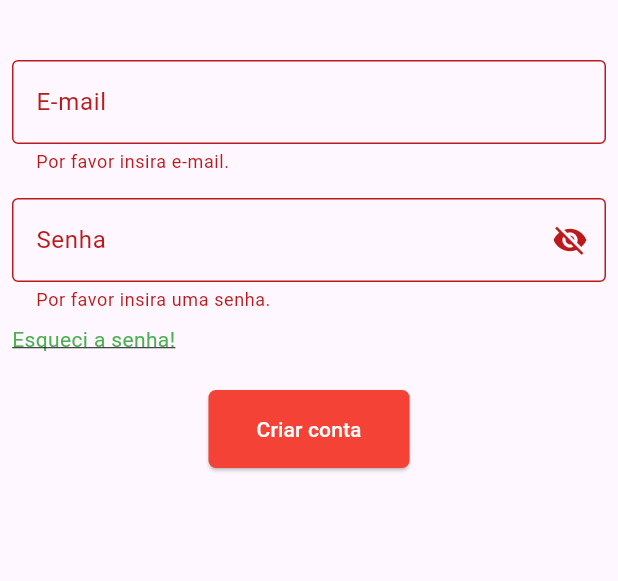
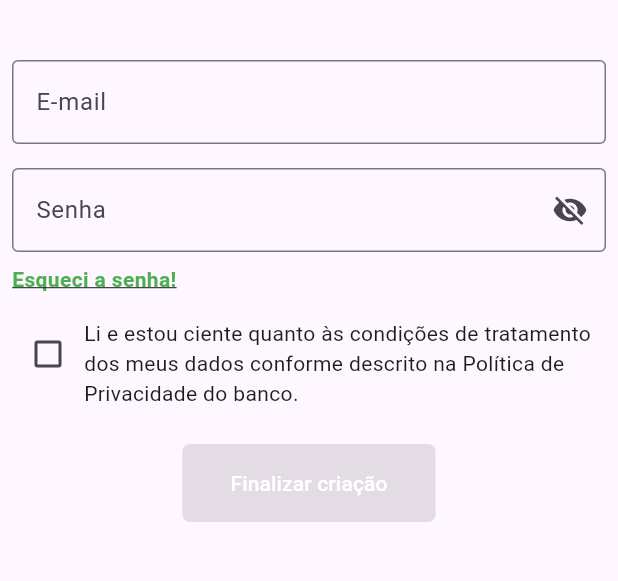
Before and after one commit to LucasTrevelin/login_page, a Flutter app: the screen it shows after launch, after a tap on "Criar conta", on a phone screen of 412 x 824 dp, the part 501-1082 px from its top. Run offline on Flutter 3.47's test engine with Material 3 defaults, Android fonts, the phone set to English and light mode, and no system bars.

Commit message:
implements login with signup action and acceptance of terms

```diff
--- a/lib/main.dart
+++ b/lib/main.dart
@@ -38,6 +38,22 @@ class _LoginPageState extends State<LoginPage> {
     _usernameController.dispose();
     _passwordController.dispose();
     super.dispose();
+  }
+
+  bool _showTermsCheckbox = false;
+  bool _acceptedTerms = false;
+
+  void _onCreateAccountPressed() {
+    print('Finalizando criação de conta');
+    setState(() {
+      _showTermsCheckbox = true;
+    });
+    if (_showTermsCheckbox) {
+      print('Finalizando criação de conta');
+      setState(() {
+        _showTermsCheckbox = false;
+      });
+    }
   }
 
   @override
@@ -125,12 +141,35 @@ class _LoginPageState extends State<LoginPage> {
                         style: TextStyle(
                           decoration: TextDecoration.underline,
                           color: Colors.green,
+                          fontWeight: FontWeight.bold,
                         ),
                       ),
                     ),
                   ],
                 ),
-
+                if (_showTermsCheckbox) ...[
+                  const SizedBox(height: 16),
+                  Row(
+                    crossAxisAlignment: CrossAxisAlignment.start,
+                    children: [
+                      Checkbox(
+                        value: _acceptedTerms,
+                        activeColor: Colors.green,
+                        onChanged: (value) {
+                          setState(() {
+                            _acceptedTerms = value ?? false;
+                          });
+                        },
+                      ),
+                      Expanded(
+                        child: Text(
+                          'Li e estou ciente quanto às condições de tratamento dos meus dados conforme descrito na Política de Privacidade do banco.',
+                          style: const TextStyle(fontSize: 14),
+                        ),
+                      ),
+                    ],
+                  ),
+                ],
                 const SizedBox(height: 24),
                 ElevatedButton(
                   style: ElevatedButton.styleFrom(
@@ -143,18 +182,60 @@ class _LoginPageState extends State<LoginPage> {
                       borderRadius: BorderRadius.circular(5),
                     ),
                   ),
+                  onPressed:
+                      (_showTermsCheckbox && !_acceptedTerms)
+                          ? null
+                          : () {
+                            if (!_showTermsCheckbox) {
+                              setState(() {
+                                _showTermsCheckbox = true;
+                              });
+                              return;
+                            }
+                            if (_showTermsCheckbox &&
+                                _acceptedTerms &&
+                                _formKey.currentState!.validate()) {
+                              // TODO: Implement account creation logic
+                              print('Username: ${_usernameController.text}');
+                              print('Password: ${_passwordController.text}');
+                              _onCreateAccountPressed();
+                            }
+                          },
+                  child: Text(
+                    _showTermsCheckbox ? 'Finalizar criação' : 'Criar conta',
+                    style: const TextStyle(color: Colors.white),
+                  ),
+                ),
+
+                if (!_showTermsCheckbox) ...[
+                  const SizedBox(height: 16),
+                  Text('Já tem uma conta?'),
+                  const SizedBox(height: 8),
+                  ElevatedButton(
+                    style: ElevatedButton.styleFrom(
+                      backgroundColor: Colors.white,
+                      padding: const EdgeInsets.symmetric(
+                        horizontal: 45,
+                        vertical: 16,
+                      ),
+                      shape: RoundedRectangleBorder(
+                        borderRadius: BorderRadius.circular(5),
+                      ),
+                      side: const BorderSide(color: Colors.red, width: 2),
+                    ),
                     onPressed: () {
                       if (_formKey.currentState!.validate()) {
-                      // TODO: Implement login logic
+                        //TODO: Implement login logic
                         print('Username: ${_usernameController.text}');
                         print('Password: ${_passwordController.text}');
                       }
                     },
                     child: const Text(
-                    'Criar conta',
-                    style: TextStyle(color: Colors.white),
+                      'Login',
+                      style: TextStyle(color: Colors.red),
                     ),
                   ),
+                ],
               ],
             ),
           ),
```
Lines whose indentation alone changed are shown as unchanged.
